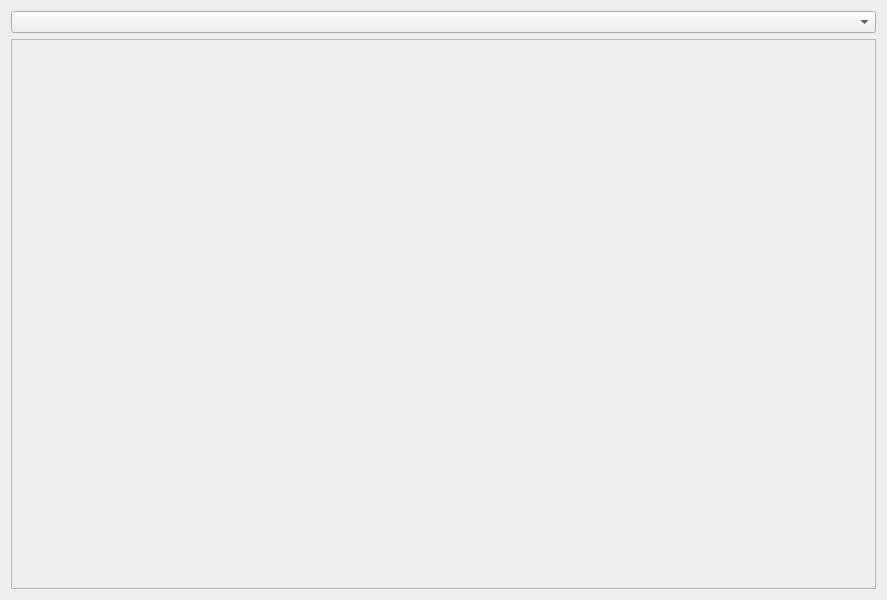
Qt form source/annotator/source/plugins/pluginswidget.ui (annotatorproject/annotator) before a commit.
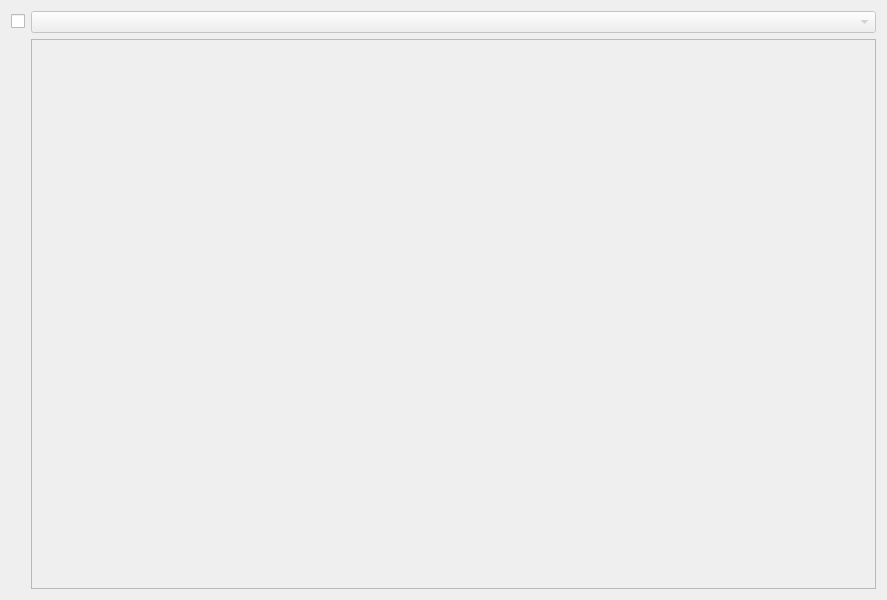
The same form after that commit.

Commit message: selectionController and enable/disable autoAnnotate

Diff of the .ui file:
```diff
--- a/source/annotator/source/plugins/pluginswidget.ui
+++ b/source/annotator/source/plugins/pluginswidget.ui
@@ -35,10 +35,7 @@
    <property name="sizeConstraint">
     <enum>QLayout::SetDefaultConstraint</enum>
    </property>
-   <item row="0" column="0">
-    <widget class="QComboBox" name="comboBox"/>
-   </item>
-   <item row="1" column="0">
+   <item row="1" column="1">
     <widget class="QScrollArea" name="scrollArea">
      <property name="sizePolicy">
       <sizepolicy hsizetype="Expanding" vsizetype="Expanding">
@@ -54,8 +51,8 @@
        <rect>
         <x>0</x>
         <y>0</y>
-        <width>867</width>
-        <height>552</height>
+        <width>841</width>
+        <height>547</height>
        </rect>
       </property>
       <property name="sizePolicy">
@@ -76,6 +73,23 @@
      </widget>
     </widget>
    </item>
+   <item row="0" column="1">
+    <widget class="QComboBox" name="comboBox">
+     <property name="enabled">
+      <bool>false</bool>
+     </property>
+    </widget>
+   </item>
+   <item row="0" column="0">
+    <widget class="QCheckBox" name="auto_annotate_checkBox">
+     <property name="text">
+      <string/>
+     </property>
+     <property name="checked">
+      <bool>false</bool>
+     </property>
+    </widget>
+   </item>
   </layout>
  </widget>
  <resources/>
```
The commit also changes 18 other files.
